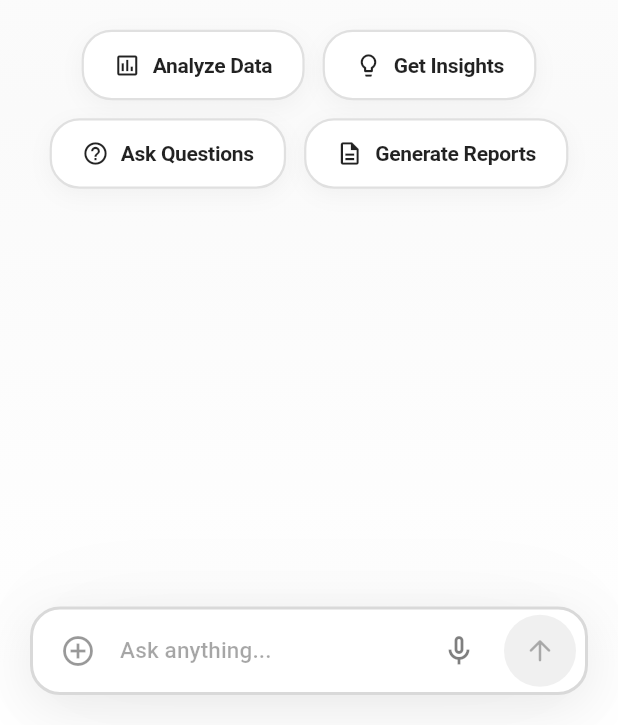
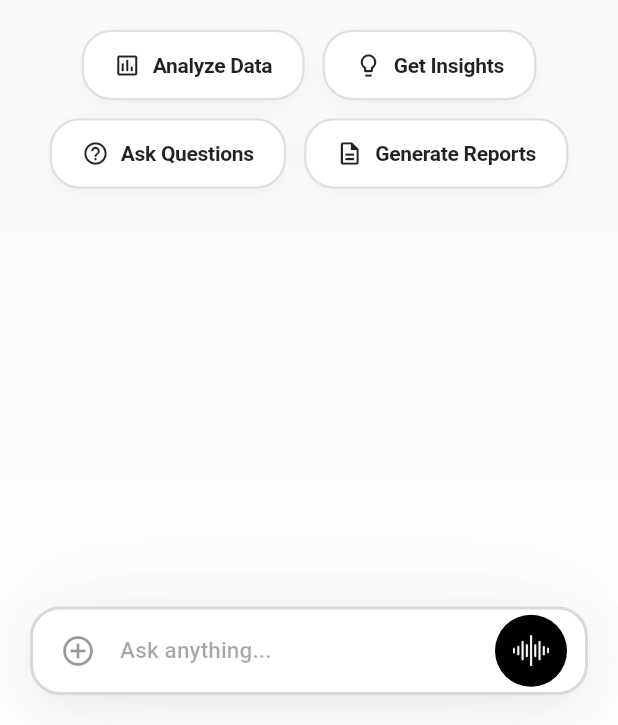
Before and after one commit to karthikayansde/copilot, a Flutter app: the HomeScreen screen opened directly, on a phone screen of 412 x 824 dp, the part 511-1236 px from its top. Run offline on Flutter 3.47's test engine with Material 3 defaults, Android fonts, the phone set to English and light mode, and no system bars; our stand-ins replace awesome_snackbar_content, flutter_html, get, local_auth, permission_handler, shared_preferences and 1 more; missing offline and left inert: local_auth_android, local_auth_ios; accounts and stored records are empty; network calls fail.

Commit message:
new chat and buttons  implemented

```diff
--- a/lib/model/chat_message.dart
+++ b/lib/model/chat_message.dart
@@ -3,11 +3,13 @@ class ChatMessage {
   final bool isUser;
   final DateTime timestamp;
   String? feedbackStatus; // 'liked', 'disliked', or null
+  final bool isLoading;
 
   ChatMessage({
     required this.text,
     required this.isUser,
     DateTime? timestamp,
     this.feedbackStatus,
+    this.isLoading = false,
   }) : timestamp = timestamp ?? DateTime.now();
 }
--- a/lib/services/api/endpoints.dart
+++ b/lib/services/api/endpoints.dart
@@ -10,4 +10,5 @@ class Endpoints {
   static String get updateSessionTitle => '/session/rename';
   static String get deleteSession => '/session/delete';
   static String get saveFeedback => '/save-feedback';
+  static String get getSessionChats => '/chat/session/';
 }
--- a/lib/views/home_screen.dart
+++ b/lib/views/home_screen.dart
@@ -53,7 +53,7 @@ class HomeScreen extends StatelessWidget {
                       label: 'New Chat',
                       onTap: () {
                         Navigator.pop(context);
-                        // Logic for new chat if needed
+                        controller.startNewChat();
                       },
                     ),
                   ),
@@ -87,6 +87,9 @@ class HomeScreen extends StatelessWidget {
                                   label: session.title ?? 'Untitled Chat',
                                   onTap: () {
                                     Navigator.pop(context);
+                                    if (session.sessionId != null) {
+                                      controller.getSessionChatsApi(session.sessionId!);
+                                    }
                                   },
                                   onLongPress: () => _showSessionOptions(context, session, controller),
                                 );
@@ -109,7 +112,7 @@ class HomeScreen extends StatelessWidget {
                 ],
               ),
               Obx(
-                () => controller.isLoading.value
+                () => controller.isSessionsLoading.value
                     ? Positioned.fill(
                         child: Container(
                           decoration: BoxDecoration(
@@ -363,7 +366,22 @@ class HomeScreen extends StatelessWidget {
                 ),
               ],
             ),
-            child: Html(
+            child: message.isLoading == true
+              ? Padding(
+                  padding: const EdgeInsets.symmetric(vertical: 8.0),
+                  child: Row(
+                    children: [
+                      const SizedBox(
+                        width: 16,
+                        height: 16,
+                        child: CircularProgressIndicator(strokeWidth: 2, color: Colors.black54),
+                      ),
+                      const SizedBox(width: 12),
+                      Text("Reloading...", style: TextStyle(color: Colors.black.withOpacity(0.5), fontSize: 14)),
+                    ],
+                  ),
+                )
+              : Html(
                   data: message.text,
                   style: {
                     "body": Style(
@@ -396,6 +414,7 @@ class HomeScreen extends StatelessWidget {
                   },
                 ),
           ),
+          if (message.isLoading != true) ...[
             const SizedBox(height: 8),
             Padding(
               padding: const EdgeInsets.only(left: 4),
@@ -416,7 +435,7 @@ class HomeScreen extends StatelessWidget {
                     );
                   }),
                   const SizedBox(width: 4),
-                _buildActionIcon(Icons.refresh_outlined, () {}),
+                  _buildActionIcon(Icons.refresh_outlined, () => controller.reloadMessage(context, index)),
                   const SizedBox(width: 4),
                   _buildActionIcon(
                     Icons.thumb_up_outlined,
@@ -440,6 +459,7 @@ class HomeScreen extends StatelessWidget {
                 ],
               ),
             ),
+          ],
         ],
       );
     }
@@ -584,6 +604,7 @@ class HomeScreen extends StatelessWidget {
                 : const SizedBox.shrink()),
             Obx(
               () => TextField(
+                readOnly: controller.isLoading.value,
             controller: controller.searchController,
             style: const TextStyle(
               color: Colors.black,
@@ -614,81 +635,37 @@ class HomeScreen extends StatelessWidget {
               ),
               suffixIcon: Padding(
                 padding: const EdgeInsets.only(right: 6),
-                child: Row(
-                  mainAxisSize: MainAxisSize.min,
-                  children: [
-                    Container(
+                child: Container(
                   margin: const EdgeInsets.only(right: 6),
                   decoration: BoxDecoration(
-                        color: controller.isListening.value
-                            ? Colors.red.withOpacity(0.1)
-                            : Colors.transparent,
+                    color: controller.isLoading.value? Colors.grey: controller.isListening.value
+                        ? Colors.red
+                        : Colors.black,
                     shape: BoxShape.circle,
                   ),
                   child: IconButton(
-                        icon: Icon(
-                          controller.isListening.value ? Icons.mic : Icons.mic_none_outlined,
-                          color: controller.isListening.value
-                              ? Colors.red
-                              : controller.speechEnabled.value
-                              ? Colors.black.withOpacity(0.5)
-                              : Colors.black.withOpacity(0.25),
-                          size: 24,
-                        ),
-                        onPressed: controller.speechEnabled.value
-                            ? (controller.isListening.value
-                            ? controller.stopListening
-                            : controller.startListening)
-                            : null,
-                        tooltip: controller.isListening.value
-                            ? 'Stop listening'
-                            : 'Start voice',
-                      ),
-                    ),
-                    Obx(
-                          () => AnimatedContainer(
-                        duration: const Duration(milliseconds: 250),
-                        curve: Curves.easeInOut,
-                        decoration: BoxDecoration(
-                          gradient: controller.hasText.value
-                              ? const LinearGradient(
-                            colors: [Colors.black, Color(0xFF2D2D2D)],
-                          )
-                              : null,
-                          color: controller.hasText.value
-                              ? null
-                              : Colors.black.withOpacity(0.06),
-                          shape: BoxShape.circle,
-                          boxShadow: controller.hasText.value
-                              ? [
-                            BoxShadow(
-                              color: Colors.black.withOpacity(0.2),
-                              blurRadius: 16,
-                              spreadRadius: 0,
-                              offset: const Offset(0, 4),
-                            ),
-                          ]
-                              : [],
-                        ),
-                        child: IconButton(
-                          icon: Icon(
+                    icon: controller.hasText.value?Icon(
                       Icons.arrow_upward_rounded,
                       color: controller.hasText.value
                           ? Colors.white
                           : Colors.black.withOpacity(0.3),
                       size: 22,
-                          ),
-                          onPressed: controller.hasText.value
+                    ): Image.asset("assets/images/mic_icon.png",width: 24,height: 24,),
+                    onPressed: controller.isLoading.value? null: controller.hasText.value
                         ? () async {
                       FocusScope.of(context).unfocus();
                       await controller.sendMessage(context);
                     }
+                        : controller.speechEnabled.value
+                        ? (controller.isListening.value
+                        ? controller.stopListening
+                        : controller.startListening)
                         : null,
-                          tooltip: 'Send message',
+                    tooltip: controller.hasText.value?
+                    'Send message': controller.isListening.value
+                        ? 'Stop listening'
+                        : 'Start voice',
                   ),
-                      ),
-                    ),
-                  ],
                 ),
               ),
               border: InputBorder.none,
```
Also changed, not shown: lib/controller/home_controller.dart (+115 -14 lines), lib/model/session_chat_model.dart (added, +50 -0 lines), assets/images/mic_icon.png (added). Lines whose indentation alone changed are shown as unchanged.
